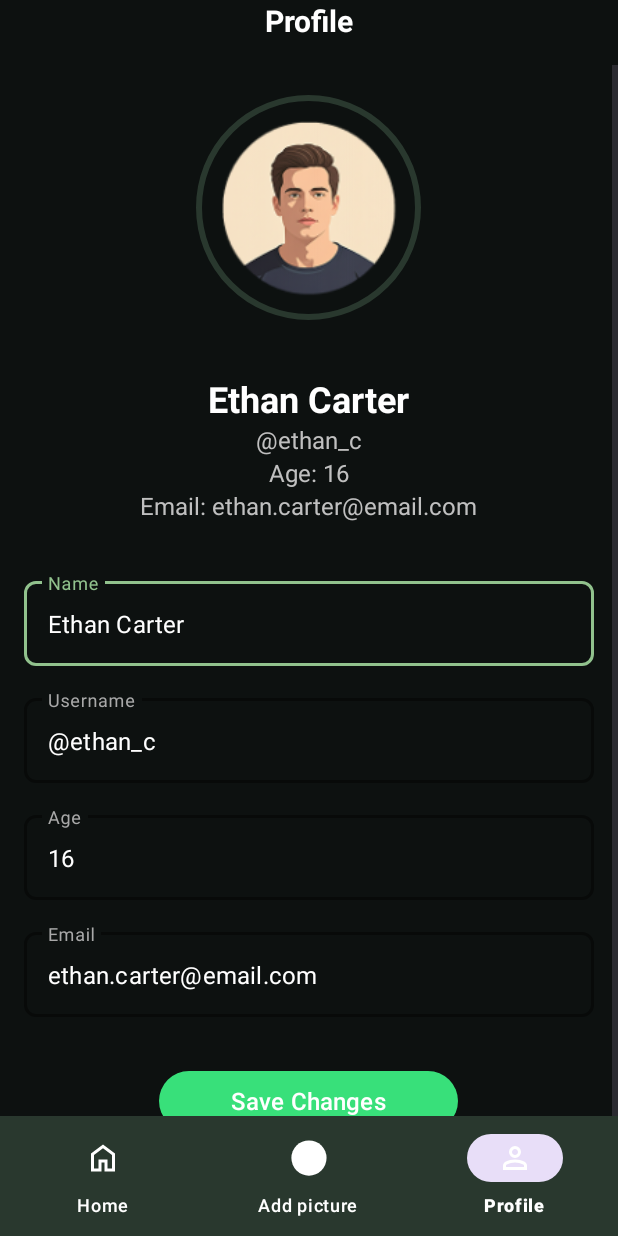
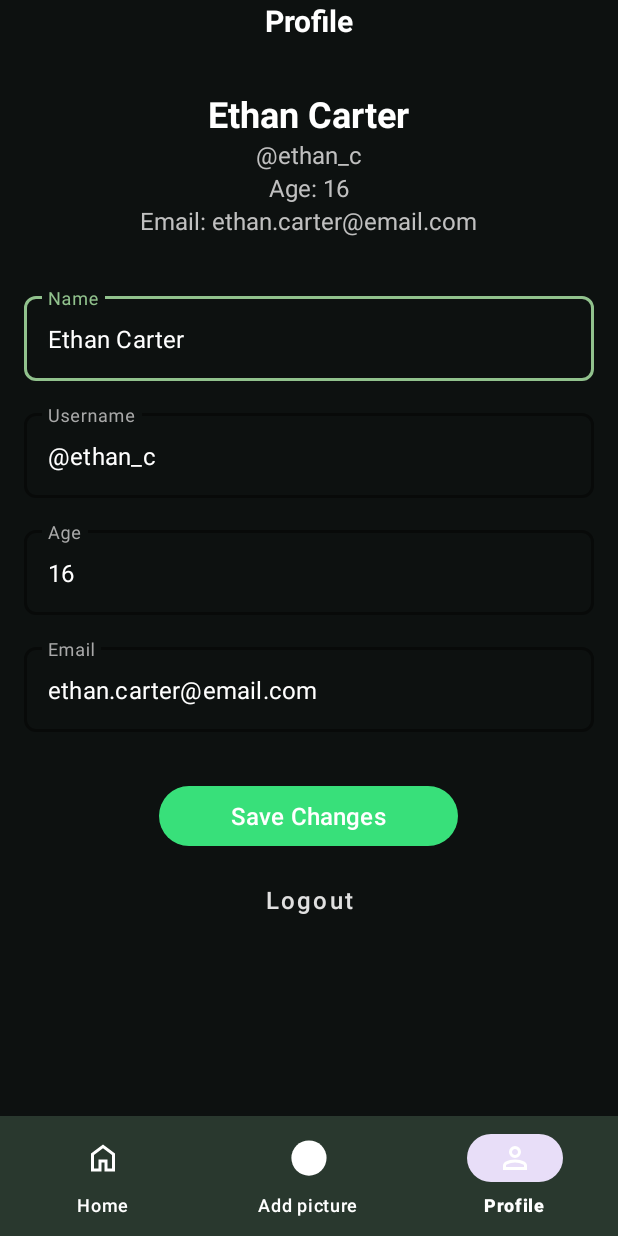
Before and after one commit to Cos229-239/2025_09_Team1, an Android app: the ProfileActivity screen opened directly, with no data from a screen before it, on a phone screen of 412 x 824 dp. Run offline under Robolectric (Android 15) with nearby library versions, the phone set to English and light mode, and no system bars; our stand-ins replace CircleImageView.

```diff
--- a/app/src/main/res/layout/activity_profile.xml
+++ b/app/src/main/res/layout/activity_profile.xml
@@ -48,7 +48,7 @@
             android:orientation="vertical"
             android:paddingBottom="16dp">
 
-            <de.hdodenhof.circleimageview.CircleImageView
+    <!--        <de.hdodenhof.circleimageview.CircleImageView
                 android:id="@+id/profile_image"
                 android:layout_width="150dp"
                 android:layout_height="150dp"
@@ -56,7 +56,7 @@
                 android:src="@mipmap/ic_profile_sample"
                 app:civ_border_color="@color/colorSecondary"
                 app:civ_border_overlay="true"
-                app:civ_border_width="4dp"/>
+                app:civ_border_width="4dp"/>-->
 
             <TextView
                 android:id="@+id/text_name"
```
Also changed, not shown: 2 other files.
